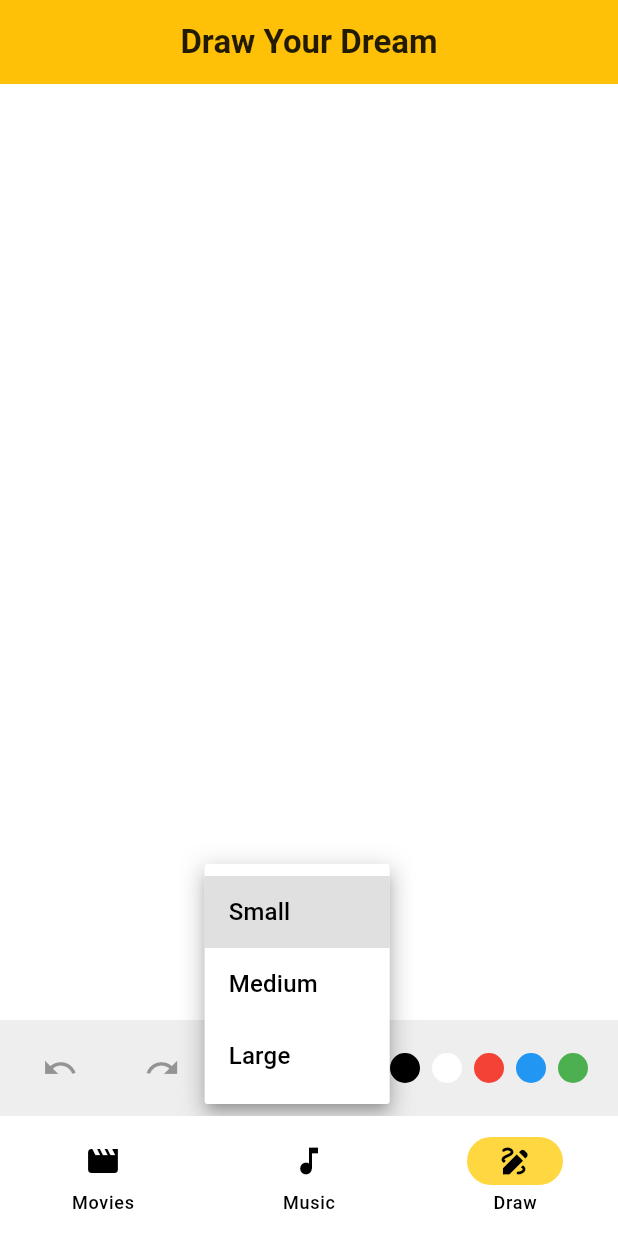
After one commit to GodswillErondu/Movie_explorer, a Flutter app: the DrawingScreen screen opened by its route, after a tap on "Small", on a phone screen of 412 x 824 dp. The commit adds this screen. Run offline on Flutter 3.47's test engine with Material 3 defaults, Android fonts, the phone set to English and light mode, and no system bars; our stand-ins replace cached_network_image, carousel_slider, flutter_dotenv, go_router, google_fonts, hive and 3 more; accounts and stored records are empty; network calls fail.

Commit message:
Feat: Implementation of drawing page

```diff
--- /dev/null
+++ b/lib/models/stroke.dart
@@ -0,0 +1,13 @@
+import 'dart:ui';
+
+class Stroke {
+  final List<Offset?> points;
+  final Color color;
+  final double brushSize;
+
+  Stroke({
+    required this.points,
+    required this.color,
+    required this.brushSize,
+  });
+}
--- a/lib/navigation/router_config.dart
+++ b/lib/navigation/router_config.dart
@@ -4,6 +4,7 @@ import 'package:movie_explorer_app/screens/audio_screen.dart';
 import 'package:movie_explorer_app/screens/movie_screen.dart';
 import 'package:movie_explorer_app/screens/movie_details_screen.dart';
 import 'package:movie_explorer_app/screens/audio_player_screen.dart';
+import 'package:movie_explorer_app/screens/drawing_screen.dart';
 import 'package:movie_explorer_app/widgets/scaffold_with_navigation_bar.dart';
 
 final GlobalKey<NavigatorState> _rootNavigatorKey = GlobalKey<NavigatorState>();
@@ -81,6 +82,14 @@ final routerConfig = GoRouter(
             ),
           ],
         ),
+        StatefulShellBranch(
+          routes: [
+            GoRoute(
+              path: '/drawing',
+              builder: (context, state) => const DrawingScreen(),
+            ),
+          ],
+        ),
       ],
     ),
   ],
--- /dev/null
+++ b/lib/screens/drawing_screen.dart
@@ -0,0 +1,205 @@
+import 'package:flutter/material.dart';
+import 'dart:ui';
+
+import 'package:movie_explorer_app/models/stroke.dart';
+
+class DrawingScreen extends StatefulWidget {
+  const DrawingScreen({Key? key}) : super(key: key);
+
+  @override
+  State<DrawingScreen> createState() => _DrawingScreenState();
+}
+
+class _DrawingScreenState extends State<DrawingScreen> {
+  List<Stroke> _strokes = [];
+  List<Stroke> _redoStrokes = [];
+  List<Offset> _currentPoints = [];
+  Color _selectedColor = Colors.black;
+  double _brushSize = 4.0;
+
+  @override
+  Widget build(BuildContext context) {
+    return Scaffold(
+      appBar: AppBar(
+        title: const Text('Draw Your Dream'),
+      ),
+      body: Column(
+        children: [
+          Expanded(
+            child: GestureDetector(
+              onPanStart: (details) {
+                setState(() {
+                  _currentPoints.add(details.localPosition);
+                });
+              },
+              onPanUpdate: (details) {
+                setState(() {
+                  _currentPoints.add(details.localPosition);
+                });
+              },
+              onPanEnd: (details) {
+                setState(() {
+                  _strokes.add(
+                    Stroke(
+                      points: List.from(_currentPoints),
+                      color: _selectedColor,
+                      brushSize: _brushSize,
+                    ),
+                  );
+                  _currentPoints = [];
+                  _redoStrokes = [];
+                });
+              },
+              child:  CustomPaint(
+                painter: DrawPainter(
+                  strokes: _strokes,
+                  currentPoints: _currentPoints,
+                  currentColor: _selectedColor,
+                  currentBrushSize: _brushSize,
+                ),
+                size: Size.infinite,
+              ),
+            ),
+          ),
+          _buildToolBar()
+        ],
+      ),
+    );
+  }
+
+  Widget _buildToolBar(){
+    return Container(
+      padding: const EdgeInsets.symmetric(horizontal: 16.0, vertical: 8.0),
+      color: Colors.grey[200],
+      child: Row(
+        mainAxisAlignment: MainAxisAlignment.spaceBetween,
+        children: [
+          // undo button
+          IconButton(
+            onPressed: _strokes.isNotEmpty ? () {
+              setState(() {
+                _redoStrokes.add(_strokes.removeLast());
+              });
+            } : null,
+            icon: const Icon(Icons.undo),),
+
+          // redo button
+          IconButton(
+            onPressed: _redoStrokes.isNotEmpty ? () {
+              setState(() {
+                _strokes.add(_redoStrokes.removeLast());
+              });
+            } : null,
+            icon: const Icon(Icons.redo),),
+
+          DropdownButton(
+            value: _brushSize,
+            items: [
+              DropdownMenuItem(
+                value: 4.0,
+                child: Text('Small'),
+              ),
+              DropdownMenuItem(
+                value: 8.0,
+                child: Text('Medium'),
+              ),
+              DropdownMenuItem(
+                value: 12.0,
+                child: Text('Large'),
+              ),
+            ],
+            onChanged: (value) {
+              setState(() {
+                _brushSize = value!;
+              });
+            },
+          ),
+
+          // Color picker
+          Row(
+            children: [
+              _buildColorButton(Colors.black),
+              _buildColorButton(Colors.white),
+              _buildColorButton(Colors.red),
+              _buildColorButton(Colors.blue),
+              _buildColorButton(Colors.green),
+            ],
+          )
+        ],
+      ),
+    );
+  }
+  Widget _buildColorButton(Color color) {
+    return GestureDetector(
+        onTap: () {
+          setState(() {
+            _selectedColor = color;
+          });
+        },
+        child: Container(
+          margin: const EdgeInsets.symmetric(horizontal: 4.0),
+          width: 20.0,
+          height: 20.0,
+          decoration: BoxDecoration(
+            color: color,
+            shape: BoxShape.circle,
+            border: Border.all(
+              color: _selectedColor == color ? Colors.black : Colors.transparent,
+              width: 2.0,
+            ),
+          ),
+        )
+    );
+  }
+
+}
+
+
+class DrawPainter extends CustomPainter {
+  final List<Stroke> strokes;
+  final List<Offset> currentPoints;
+  final Color currentColor;
+  final double currentBrushSize;
+
+  DrawPainter({
+    required this.strokes,
+    required this.currentPoints,
+    required this.currentColor,
+    required this.currentBrushSize,
+    super.repaint,
+  });
+
+  @override
+  void paint(Canvas canvas, Size size) {
+    // Draw completed strokes
+    for (final stroke in strokes) {
+      final paint = Paint()
+        ..color = stroke.color
+        ..strokeCap = StrokeCap.round
+        ..strokeWidth = stroke.brushSize;
+
+      for (int i = 0; i < stroke.points.length - 1; i++) {
+        if (stroke.points[i] != Offset.zero && stroke.points[i + 1] != Offset.zero) {
+          canvas.drawLine(stroke.points[i]!, stroke.points[i + 1]!, paint);
+        }
+      }
+    }
+
+    // Draw the current active stroke
+    final currentPaint = Paint()
+      ..color = currentColor
+      ..strokeCap = StrokeCap.round
+      ..strokeWidth = currentBrushSize;
+
+    for (int i = 0; i < currentPoints.length - 1; i++) {
+      if (currentPoints[i] != Offset.zero && currentPoints[i + 1] != Offset.zero) {
+        canvas.drawLine(currentPoints[i], currentPoints[i + 1], currentPaint);
+      }
+    }
+  }
+
+  @override
+  bool shouldRepaint(covariant CustomPainter oldDelegate) {
+    return true;
+  }
+}
--- a/lib/widgets/scaffold_with_navigation_bar.dart
+++ b/lib/widgets/scaffold_with_navigation_bar.dart
@@ -50,6 +50,10 @@ class ScaffoldWithNavigationBar extends StatelessWidget {
             icon: Icon(Icons.music_note),
             label: 'Music',
           ),
+          NavigationDestination(
+            icon: Icon(Icons.draw),
+            label: 'Draw',
+          ),
         ],
       ),
     );
```
